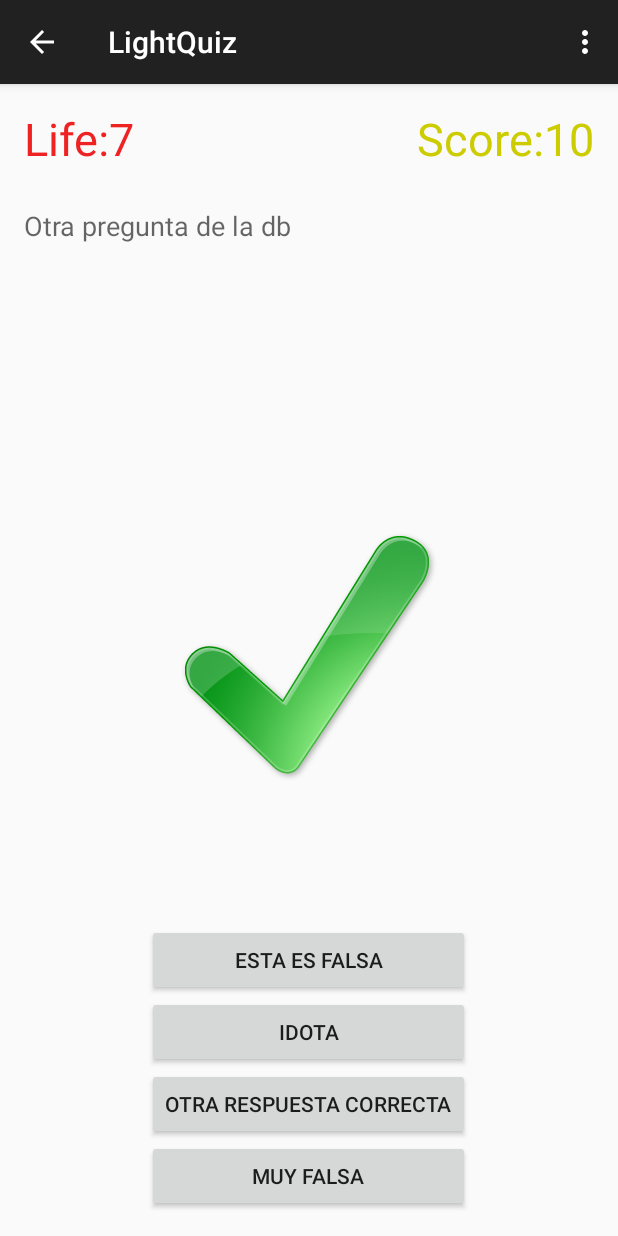
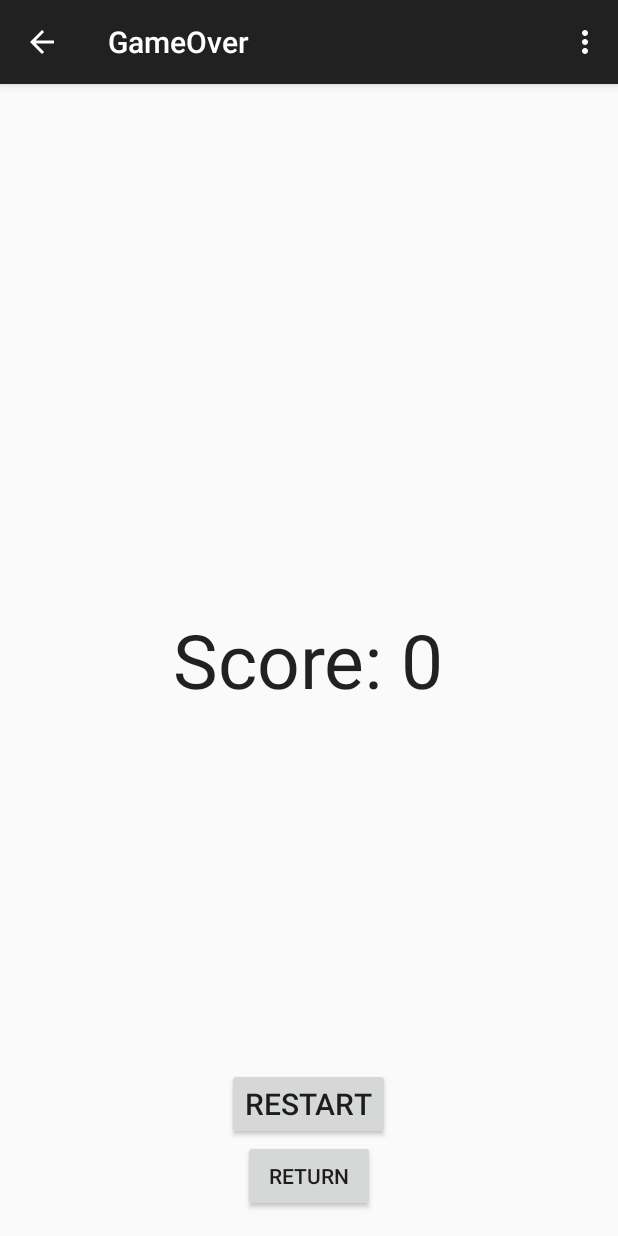
Before and after one commit to angrykoala/lightquiz, an Android app: the PlayGame screen opened directly, with no data from a screen before it, in the options menu, after a tap on "Settings", on a phone screen of 412 x 824 dp. Run offline under Robolectric (Android 15) with nearby library versions, the phone set to English and light mode, and no system bars.

```diff
--- a/app/build.gradle
+++ b/app/build.gradle
@@ -5,7 +5,7 @@ android {
     buildToolsVersion "21.1.2"
 
     defaultConfig {
-        applicationId "demiurgosoft.lightquiz"
+        applicationId "com.demiurgosoft.lightquiz"
         minSdkVersion 15
         targetSdkVersion 21
         versionCode 1
--- /dev/null
+++ b/app/src/main/java/com/demiurgosoft/lightquiz/GameOver.java
@@ -0,0 +1,82 @@
+package com.demiurgosoft.lightquiz;
+
+import android.content.Intent;
+import android.os.Bundle;
+import android.support.v7.app.ActionBarActivity;
+import android.view.Menu;
+import android.view.MenuItem;
+import android.view.View;
+import android.widget.TextView;
+
+
+public class GameOver extends ActionBarActivity {
+    int score;
+    private Player currentPlayer;
+
+    @Override
+    protected void onCreate(Bundle savedInstanceState) {
+        super.onCreate(savedInstanceState);
+        Intent intent = getIntent();
+        score = intent.getIntExtra("Score", -1);
+        if (score == -1) throw new RuntimeException("Score couldn't be loaded");
+        currentPlayer = ((LightQuiz) getApplication()).player;
+        setContentView(R.layout.activity_game_over);
+        setHighScore();
+        showFinalScore();
+    }
+
+
+    @Override
+    public boolean onCreateOptionsMenu(Menu menu) {
+        // Inflate the menu; this adds items to the action bar if it is present.
+        getMenuInflater().inflate(R.menu.menu_game_over, menu);
+        return true;
+    }
+
+    @Override
+    public boolean onOptionsItemSelected(MenuItem item) {
+        // Handle action bar item clicks here. The action bar will
+        // automatically handle clicks on the Home/Up button, so long
+        // as you specify a parent activity in AndroidManifest.xml.
+        int id = item.getItemId();
+
+        //noinspection SimplifiableIfStatement
+        if (id == R.id.action_settings) {
+            return true;
+        }
+
+        return super.onOptionsItemSelected(item);
+    }
+
+    //shows gameOver information
+    private void showFinalScore() {
+        TextView scoreText = (TextView) findViewById(R.id.score_text);
+        scoreText.setText("Score: " + score);
+        if (setHighScore()) {
+            TextView newHighScoreText = (TextView) findViewById(R.id.new_highscore_text);
+            newHighScoreText.setVisibility(View.VISIBLE);
+        }
+    }
+
+    //Another button was clicked
+    public void buttonClick(View view) {
+        switch (view.getId()) {
+            case R.id.restart_button:
+                Intent intent = new Intent(this, PlayGame.class);
+                startActivity(intent);
+                this.finish();
+                break;
+            case R.id.return_button:
+                this.finish();
+                break;
+            default:
+                throw new RuntimeException("Unknown button ID");
+        }
+
+    }
+
+    //returns true if new highscore
+    private boolean setHighScore() {
+        return currentPlayer.setHighScore(score);
+    }
+}
--- a/app/src/main/java/demiurgosoft/lightquiz/PlayGame.java
+++ b/app/src/main/java/com/demiurgosoft/lightquiz/PlayGame.java
@@ -1,5 +1,6 @@
-package demiurgosoft.lightquiz;
+package com.demiurgosoft.lightquiz;
 
+import android.content.Intent;
 import android.database.Cursor;
 import android.os.Bundle;
 import android.os.CountDownTimer;
@@ -21,10 +22,10 @@ public class PlayGame extends ActionBarActivity {
     private final int questionsPoints = 10;
     private final int questionSeconds = 5;
     private final String databaseQuery = "SELECT  * FROM LIGHTQUIZ";
+    private final String databaseName = "lq.db";
     private int points = 0;
     private int lives = 10;
     private int correctAnswer;
-    private boolean isGameOver;
     //Layout Stuff
     private ImageView correctImg;
     private ImageView wrongImg;
@@ -32,7 +33,6 @@ public class PlayGame extends ActionBarActivity {
     private TextView lifeText;
     private TextView countdownText;
     private Button[] answerButtons = new Button[4];
-    private View gameOverLayout;
 
     private CountDownTimer countdown;
     private QuestionsGenerator generator;
@@ -74,66 +74,45 @@ public class PlayGame extends ActionBarActivity {
 
     @Override
     public void onBackPressed() {
-        if (isGameOver) this.finish();
-        else gameOver();
+        // this.finish();
+        gameOver();
     }
 
     //an answer was clicked
     public void answerClicked(View view) {
         countdown.cancel();
-        int answ; //-1 by default
+        int answer = -1; //-1 by default
         buttonsActive(false);
         switch (view.getId()) {
             case R.id.answer_1:
-                answ = 1;
+                answer = 1;
                 break;
             case R.id.answer_2:
-                answ = 2;
+                answer = 2;
                 break;
             case R.id.answer_3:
-                answ = 3;
+                answer = 3;
                 break;
             case R.id.answer_4:
-                answ = 4;
+                answer = 4;
                 break;
             default:
                 throw new RuntimeException("Unknown button ID");
         }
-        if (correctAnswer == answ) correctAnswer();
+        if (correctAnswer == answer) correctAnswer();
         else wrongAnswer();
         updateTexts();
         nextQuestion();
     }
 
-    //Another button was clicked
-    public void buttonClick(View view) {
-        switch (view.getId()) {
-            case R.id.restart_button:
-                //restartGame();
-                break;
-            case R.id.return_button:
-                this.finish();
-                break;
-            default:
-                throw new RuntimeException("Unknown button ID");
-        }
-
-    }
-
     //set a new question from generator
     private void setQuestion() {
         buttonsActive(true);
-        Question quest = generator.getQuestion();
+        Question quest = generator.getQuestion();//get a randomized question
         if (!quest.validQuestion()) throw new RuntimeException("Invalid Question");
         this.correctAnswer = quest.correctAnswer;
-        Button b1 = (Button) findViewById(R.id.answer_1);
-        Button b2 = (Button) findViewById(R.id.answer_2);
-        Button b3 = (Button) findViewById(R.id.answer_3);
-        Button b4 = (Button) findViewById(R.id.answer_4);
-        b1.setText(quest.answers.get(0));
-        b2.setText(quest.answers.get(1));
-        b3.setText(quest.answers.get(2));
-        b4.setText(quest.answers.get(3));
+        for (int i = 0; i < 4; i++)
+            answerButtons[i].setText(quest.answers.get(i)); //set questions layout
         TextView questionText = (TextView) findViewById(R.id.question);
 
         questionText.setText(quest.text);
@@ -160,13 +139,8 @@ public class PlayGame extends ActionBarActivity {
 
     //next question after som time
     private void nextQuestion() {
-       /* if (!MainActivity.generator.isReady()) {
-            try {
-                reload_questions();
-            } catch (IOException | XmlPullParserException e) {
-                e.printStackTrace();
-            }
-        }*/
+        if (generator.size() == 0) gameOver(); //no more questions left
+        else {
             final Handler handler = new Handler();
             handler.postDelayed(new Runnable() {
                 @Override
@@ -174,7 +148,7 @@ public class PlayGame extends ActionBarActivity {
                     setQuestion();
                 }
             }, questionsDelay);
-
+        }
     }
 
     //What happens when a correct answer was clicked
@@ -217,8 +191,6 @@ public class PlayGame extends ActionBarActivity {
         answerButtons[2] = (Button) findViewById(R.id.answer_3);
         answerButtons[3] = (Button) findViewById(R.id.answer_4);
 
-        gameOverLayout = findViewById(R.id.game_over);
-        gameOverLayout.setVisibility(View.INVISIBLE);
         hideAnswerImage();
     }
 
@@ -231,9 +203,10 @@ public class PlayGame extends ActionBarActivity {
 
     private void gameOver() {
         buttonsActive(false);
-        gameOverLayout.setVisibility(View.VISIBLE);
-        isGameOver = true;
-        showFinalScore();
+        Intent intent = new Intent(this, GameOver.class);
+        intent.putExtra("Score", points);
+        startActivity(intent);
+        this.finish();
     }
 
     //reloads questions from xml
@@ -243,37 +216,17 @@ public class PlayGame extends ActionBarActivity {
         xmlq.close();
     }*/
 
-    //restarts game
+    //Starts game
     private void startGame() {
-
-        isGameOver = false;
         points = 0;
         lives = 10;
         buttonsActive(true);
-        gameOverLayout.setVisibility(View.INVISIBLE);
         updateTexts();
         setQuestion();
     }
 
-    //shows gameOver information
-    private void showFinalScore() {
-        TextView scoreText = (TextView) findViewById(R.id.score_text);
-        scoreText.setText("Score: " + points);
-        if (setHighScore()) {
-            TextView newHighScoreText = (TextView) findViewById(R.id.new_highscore_text);
-            newHighScoreText.setVisibility(View.VISIBLE);
-        }
-    }
-
-    //returns true if new highscore
-    private boolean setHighScore() {
-        boolean b = MainActivity.currentPlayer.setHighScore(points);
-        MainActivity.currentPlayer.savePlayer(this);
-        return b;
-    }
-
     private void loadQuestions() throws IOException {
-        SQLiteHelper database = new SQLiteHelper(this, "lq.db");
+        SQLiteHelper database = new SQLiteHelper(this, databaseName);
         if (!database.openDataBase()) Log.w("PlayGame", "error loading database");
         else {
             Cursor cursor = database.query(databaseQuery);
--- a/app/src/main/java/demiurgosoft/lightquiz/Question.java
+++ b/app/src/main/java/com/demiurgosoft/lightquiz/Question.java
@@ -1,4 +1,4 @@
-package demiurgosoft.lightquiz;
+package com.demiurgosoft.lightquiz;
 
 import android.database.Cursor;
 
@@ -42,6 +42,7 @@ public class Question {
         answers.add(cursor.getString(cursor.getColumnIndex("A2")));
         answers.add(cursor.getString(cursor.getColumnIndex("A3")));
     }
+
     public void readXML(XmlPullParser parser) throws XmlPullParserException, IOException {
         parser.require(XmlPullParser.START_TAG, null, "Q");
         int current = 0; //current answer to read
--- a/app/src/main/java/demiurgosoft/lightquiz/QuestionsGenerator.java
+++ b/app/src/main/java/com/demiurgosoft/lightquiz/QuestionsGenerator.java
@@ -1,4 +1,4 @@
-package demiurgosoft.lightquiz;
+package com.demiurgosoft.lightquiz;
 
 import android.database.Cursor;
 
--- a/app/src/main/java/demiurgosoft/lightquiz/SQLiteHelper.java
+++ b/app/src/main/java/com/demiurgosoft/lightquiz/SQLiteHelper.java
@@ -1,4 +1,4 @@
-package demiurgosoft.lightquiz;
+package com.demiurgosoft.lightquiz;
 
 import android.content.Context;
 import android.database.Cursor;
@@ -21,7 +21,7 @@ public class SQLiteHelper extends SQLiteOpenHelper {
     private final Context dbContext;
     //The Android's default system path of your application database.
     private String dbPath; // = "/data/data/com.demiurgosoft.lightquiz/databases/";
-    private String dbName = "lightquiz.db";
+    private String dbName;
     private SQLiteDatabase database;
 
 
@@ -88,27 +88,6 @@ public class SQLiteHelper extends SQLiteOpenHelper {
         mInput.close();
     }
 
-
-
-       /* DATABASE_NAME = DBActivity.DatabaseName;
-        // checking database and open it if exists
-        if (checkDataBase()) {
-            openDataBase();
-        } else
-        {
-            try {
-                this.getReadableDatabase();
-                copyDataBase();
-                this.close();
-                openDataBase();
-
-            } catch (IOException e) {
-                throw new Error("Error copying database");
-            }
-            Toast.makeText(context, "Initial database is created", Toast.LENGTH_LONG).show();
-        }
-    }*/
-
     @Override
     public void onCreate(SQLiteDatabase db) {
 
--- a/app/src/main/java/demiurgosoft/lightquiz/SoundHandler.java
+++ b/app/src/main/java/com/demiurgosoft/lightquiz/SoundHandler.java
@@ -1,4 +1,4 @@
-package demiurgosoft.lightquiz;
+package com.demiurgosoft.lightquiz;
 
 import android.content.Context;
 import android.media.MediaPlayer;
--- a/app/src/main/res/layout/activity_game_over.xml
+++ b/app/src/main/res/layout/activity_game_over.xml
@@ -6,7 +6,7 @@
     android:paddingLeft="@dimen/activity_horizontal_margin"
     android:paddingRight="@dimen/activity_horizontal_margin"
     android:paddingTop="@dimen/activity_vertical_margin"
-    tools:context="demiurgosoft.lightquiz.GameOver">
+    tools:context="com.demiurgosoft.lightquiz.GameOver">
 
     <Button
         android:id="@+id/restart_button"
--- a/app/src/main/res/layout/activity_main.xml
+++ b/app/src/main/res/layout/activity_main.xml
@@ -7,7 +7,7 @@
     android:paddingRight="@dimen/activity_horizontal_margin"
     android:paddingTop="@dimen/activity_vertical_margin"
 
-    tools:context="demiurgosoft.lightquiz.PlayGame">
+    tools:context="com.demiurgosoft.lightquiz.PlayGame">
 
     <Button
         android:id="@+id/start_button"
--- a/app/src/main/res/layout/activity_play_game.xml
+++ b/app/src/main/res/layout/activity_play_game.xml
@@ -6,7 +6,7 @@
     android:paddingLeft="@dimen/activity_horizontal_margin"
     android:paddingRight="@dimen/activity_horizontal_margin"
     android:paddingTop="@dimen/activity_vertical_margin"
-    tools:context=".demiurgosoft.lightquiz.PlayGame">
+    tools:context=".com.demiurgosoft.lightquiz.PlayGame">
 
     <LinearLayout
         android:id="@+id/linearLayout"
--- a/app/src/main/res/menu/menu_game_over.xml
+++ b/app/src/main/res/menu/menu_game_over.xml
@@ -1,7 +1,7 @@
 <menu xmlns:android="http://schemas.android.com/apk/res/android"
     xmlns:app="http://schemas.android.com/apk/res-auto"
     xmlns:tools="http://schemas.android.com/tools"
-    tools:context="demiurgosoft.lightquiz.GameOver">
+    tools:context="com.demiurgosoft.lightquiz.GameOver">
     <item
         android:id="@+id/action_settings"
         android:orderInCategory="100"
--- a/app/src/main/res/menu/menu_play_game.xml
+++ b/app/src/main/res/menu/menu_play_game.xml
@@ -1,7 +1,7 @@
 <menu xmlns:android="http://schemas.android.com/apk/res/android"
     xmlns:app="http://schemas.android.com/apk/res-auto"
     xmlns:tools="http://schemas.android.com/tools"
-    tools:context="demiurgosoft.lightquiz.PlayGame">
+    tools:context="com.demiurgosoft.lightquiz.PlayGame">
     <item
         android:id="@+id/action_settings"
         android:orderInCategory="100"
```
Also changed, not shown: app/src/main/AndroidManifest.xml (+4 -3 lines), app/src/main/java/com/demiurgosoft/lightquiz/LightQuiz.java (added, +18 -0 lines), app/src/main/java/com/demiurgosoft/lightquiz/MainActivity.java (renamed from app/src/main/java/demiurgosoft/lightquiz/MainActivity.java, +9 -8 lines), app/src/main/java/com/demiurgosoft/lightquiz/Player.java (renamed from app/src/main/java/demiurgosoft/lightquiz/Player.java, +9 -6 lines), app/src/main/java/demiurgosoft/lightquiz/GameOver.java (deleted, +0 -39 lines). Lines whose indentation alone changed are shown as unchanged.
